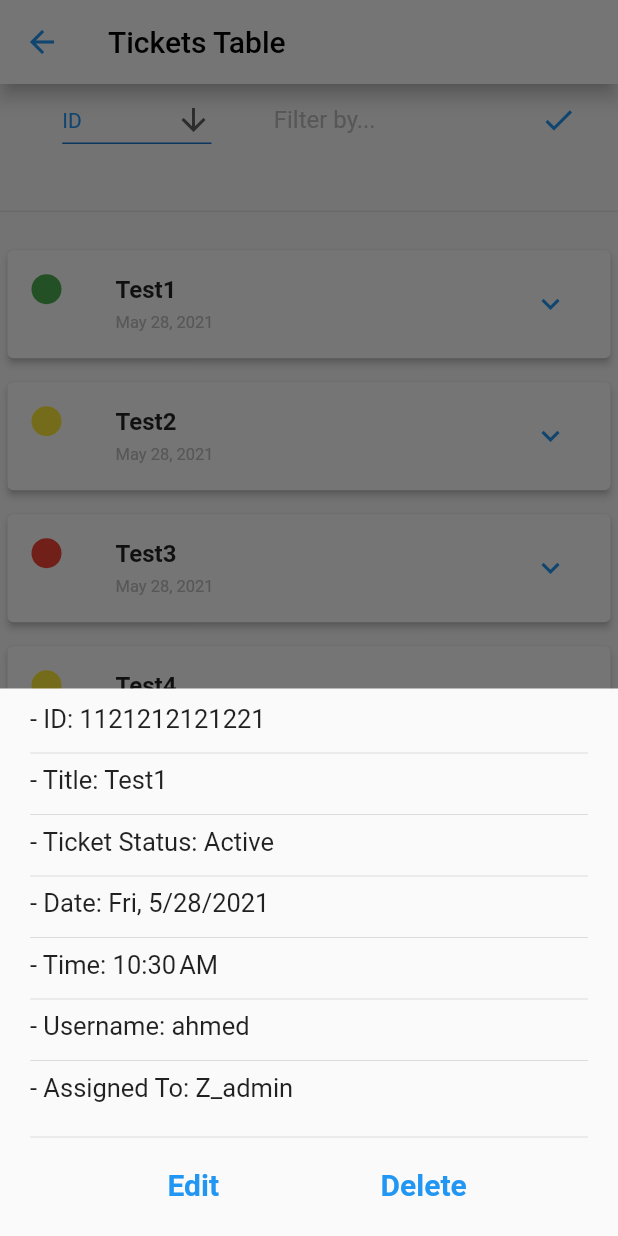
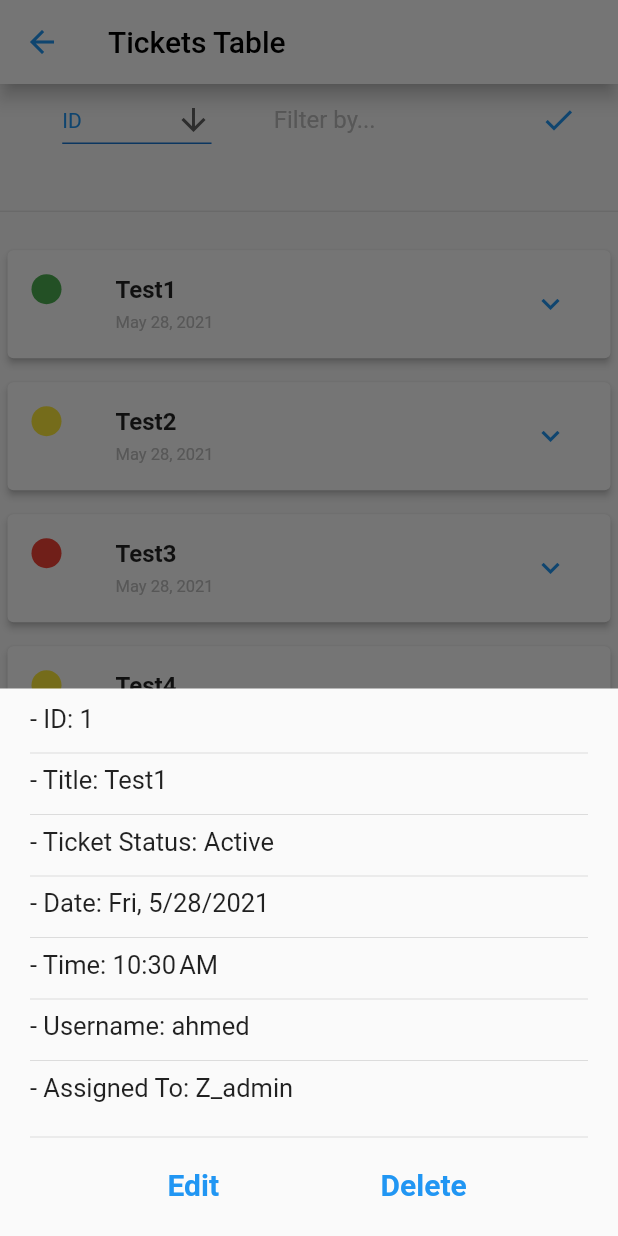
Before and after one commit to Zengoozz/chat_admin_ticket, a Flutter app: the TicketTable screen opened by its route, after a tap on the "expand more" icon, on a phone screen of 412 x 824 dp. Run offline on Flutter 3.47's test engine with Material 2 defaults, Android fonts, the phone set to English and light mode, and no system bars; our stand-ins replace google_fonts; Roboto replaces fonts that are missing (Cairo).

Commit message:
commit on 'master'

```diff
--- a/lib/data/dummyData.dart
+++ b/lib/data/dummyData.dart
@@ -21,16 +21,16 @@ import '../models/ticketDetails.dart';
    ChatMessage(msgContent: 'Great',msgType: 'reciever'),
 ];
   List<TicketDetail> ticket =  [
-  TicketDetail(id: '1121212121221',name:'Test1', userName: 'ahmed', assignedTo: 'Z_admin', status: 'Active', timeStamp: DateTime.now(),),
+  TicketDetail(id: '1',name:'Test1', userName: 'ahmed', assignedTo: 'Z_admin', status: 'Active', timeStamp: DateTime.now(),),
   TicketDetail(id: '2',name:'Test2', userName: 'nader', assignedTo: 'Z_admin', status: 'Waiting', timeStamp: DateTime.now(),),
   TicketDetail(id: '3',name:'Test3', userName: 'zeyad', assignedTo: 'Z_admin', status: 'Closed', timeStamp: DateTime.now(),),
   TicketDetail(id: '4',name:'Test4', userName: 'tarek', assignedTo: 'Z_admin', status: 'Waiting', timeStamp: DateTime.now(),),
-  TicketDetail(id: '1121212121221',name:'Test1', userName: 'ahmed', assignedTo: 'Z_admin', status: 'Active', timeStamp: DateTime.now(),),
-  TicketDetail(id: '2',name:'Test2', userName: 'nader', assignedTo: 'Z_admin', status: 'Waiting', timeStamp: DateTime.now(),),
-  TicketDetail(id: '3',name:'Test3', userName: 'zeyad', assignedTo: 'Z_admin', status: 'Closed', timeStamp: DateTime.now(),),
-  TicketDetail(id: '4',name:'Test4', userName: 'tarek', assignedTo: 'Z_admin', status: 'Waiting', timeStamp: DateTime.now(),),
-  TicketDetail(id: '1121212121221',name:'Test1', userName: 'ahmed', assignedTo: 'Z_admin', status: 'Active', timeStamp: DateTime.now(),),
-  TicketDetail(id: '2',name:'Test2', userName: 'nader', assignedTo: 'Z_admin', status: 'Waiting', timeStamp: DateTime.now(),),
-  TicketDetail(id: '3',name:'Test3', userName: 'zeyad', assignedTo: 'Z_admin', status: 'Closed', timeStamp: DateTime.now(),),
-  TicketDetail(id: '4',name:'Test4', userName: 'tarek', assignedTo: 'Z_admin', status: 'Waiting', timeStamp: DateTime.now(),),
+  TicketDetail(id: '5',name:'Test1', userName: 'ahmed', assignedTo: 'Z_admin', status: 'Active', timeStamp: DateTime.now(),),
+  TicketDetail(id: '6',name:'Test2', userName: 'nader', assignedTo: 'Z_admin', status: 'Waiting', timeStamp: DateTime.now(),),
+  TicketDetail(id: '7',name:'Test3', userName: 'zeyad', assignedTo: 'Z_admin', status: 'Closed', timeStamp: DateTime.now(),),
+  TicketDetail(id: '8',name:'Test4', userName: 'tarek', assignedTo: 'Z_admin', status: 'Waiting', timeStamp: DateTime.now(),),
+  TicketDetail(id: '9',name:'Test1', userName: 'ahmed', assignedTo: 'Z_admin', status: 'Active', timeStamp: DateTime.now(),),
+  TicketDetail(id: '10',name:'Test2', userName: 'nader', assignedTo: 'Z_admin', status: 'Waiting', timeStamp: DateTime.now(),),
+  TicketDetail(id: '11',name:'Test3', userName: 'zeyad', assignedTo: 'Z_admin', status: 'Closed', timeStamp: DateTime.now(),),
+  TicketDetail(id: '12',name:'Test4', userName: 'tarek', assignedTo: 'Z_admin', status: 'Waiting', timeStamp: DateTime.now(),),
 ];
--- a/lib/widgets/chatTextBox.dart
+++ b/lib/widgets/chatTextBox.dart
@@ -19,6 +19,7 @@ class _ChatTxtBoxState extends State<ChatTxtBox> {
     if (enteredMsg.isEmpty) return;
 
     widget.eventHandler(enteredMsg);
+    msgController.clear();
     //Navigator.of(context).pop();
   }
 
--- a/lib/widgets/moreTicketDetail.dart
+++ b/lib/widgets/moreTicketDetail.dart
@@ -6,7 +6,8 @@ import '../data/dummyData.dart';
 
 class MoreDetails extends StatelessWidget {
   final int index;
-  MoreDetails(this.index);
+  final Function handlerEvent;
+  MoreDetails(this.index,this.handlerEvent);
   @override
   Widget build(BuildContext context) {
     return Wrap(
@@ -114,7 +115,7 @@ class MoreDetails extends StatelessWidget {
                     ),
                   ),
                   FlatButton(
-                    onPressed: () {},
+                    onPressed: ()=>handlerEvent(ticket[index].id),
                     child: Text(
                       'Delete',
                       style: TextStyle(
--- a/lib/widgets/ticketItem.dart
+++ b/lib/widgets/ticketItem.dart
@@ -8,14 +8,15 @@ import './moreTicketDetail.dart';
 
 class TicketItem extends StatelessWidget {
   final int index;
-  TicketItem(this.index);
+  final Function deleteTicket;
+  TicketItem(this.index,this.deleteTicket);
 
   void _moreDetails(BuildContext ctx) {
     showModalBottomSheet<dynamic>(
       isScrollControlled: true,
       context: ctx,
       builder: (bctx) {
-        return MoreDetails(index);
+        return MoreDetails(index,deleteTicket);
       },
     );
   }
--- a/lib/widgets/ticketScreen.dart
+++ b/lib/widgets/ticketScreen.dart
@@ -1,4 +1,5 @@
 //#Packages
+import 'package:chat_admin/models/ticketDetails.dart';
 import 'package:flutter/material.dart';
 //#Data
 import '../data/dummyData.dart';
@@ -8,12 +9,19 @@ import './filterBar.dart';
 
 class TicketTable extends StatefulWidget {
   static const routeName = '/ticket-table';
+  final List<TicketDetail> tickets = ticket;
 
   @override
   _TicketTableState createState() => _TicketTableState();
 }
 
 class _TicketTableState extends State<TicketTable> {
+  void _deleteTicket(String id) {
+    setState(() {
+      ticket.removeWhere((tic) => tic.id == id);
+      Navigator.pop(context);
+    });
+  }
   @override
   Widget build(BuildContext context) {
     final PreferredSizeWidget appBar = AppBar(
@@ -48,7 +56,7 @@ class _TicketTableState extends State<TicketTable> {
                     bottom: 10,
                   ),
                   itemBuilder: (context, index) {
-                    return TicketItem(index);
+                    return TicketItem(index,_deleteTicket);
                   }),
             ),
 
```
